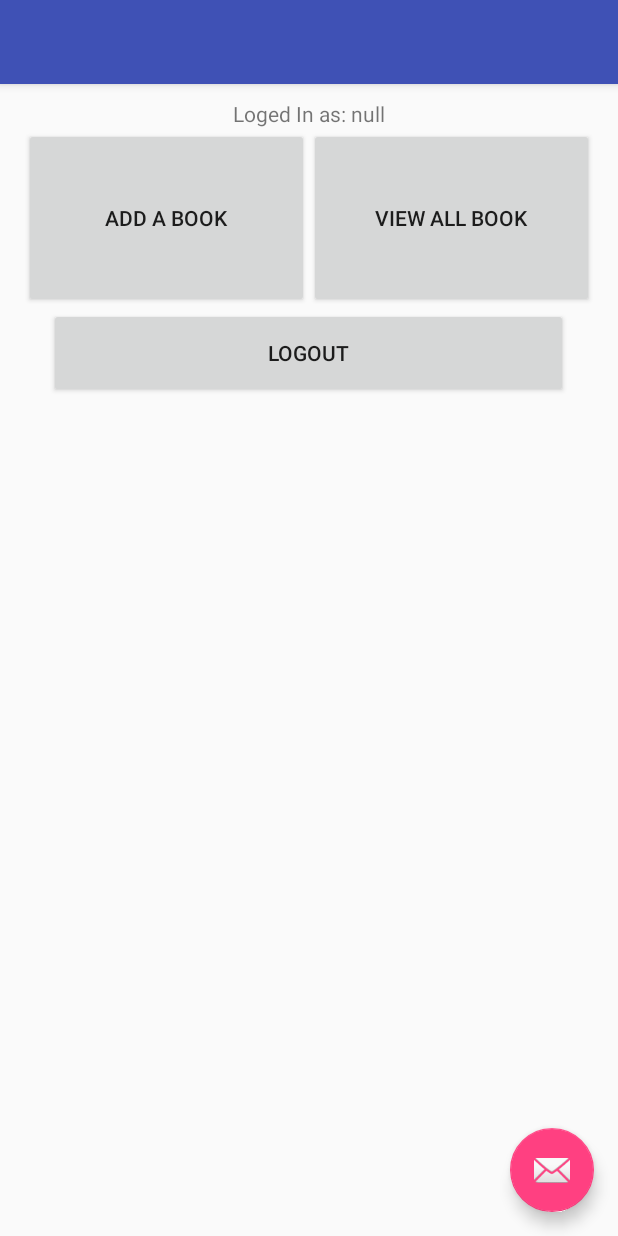
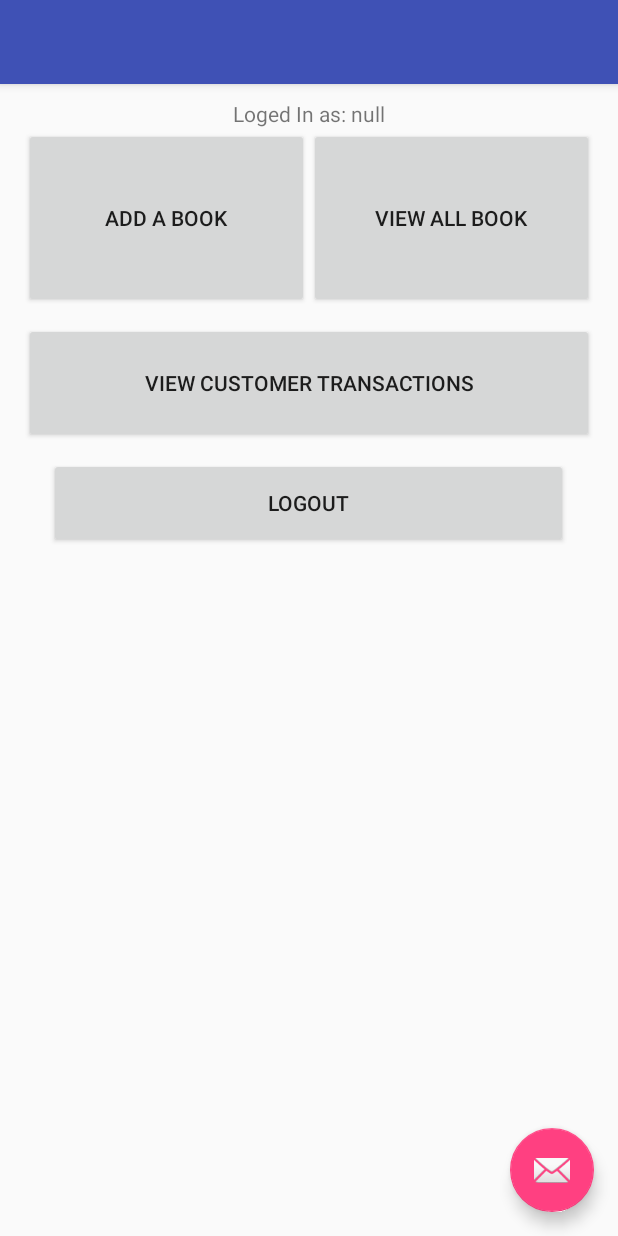
Before and after one commit to conorfinnegan/BookStore, an Android app: the AdminProfileActivity screen opened directly, with no data from a screen before it, on a phone screen of 412 x 824 dp. Run offline under Robolectric (Android 15) with nearby library versions, the phone set to English and light mode, and no system bars.

Commit message:
Edited Admin Profile

```diff
--- a/app/src/main/java/com/example/conorfinnegan/bookstore/AdminProfileActivity.java
+++ b/app/src/main/java/com/example/conorfinnegan/bookstore/AdminProfileActivity.java
@@ -10,13 +10,9 @@ import android.widget.TextView;
 public class AdminProfileActivity extends AppCompatActivity implements View.OnClickListener {
     private TextView textView;
     private Button btnLinkToAdd;
-    private Button btnLinkToDelete;
+    private Button btnLinkToViewTransactions;
     private Button btnLinkToViewAll;
-    private Button btnLinkToViewShortList;
     private Button btnLinkToLogout;
-    private Button btnLinkToSuggestedOpponents;
-    private Button btnLinkToViewRequests;
-    private Button btnLinkToViewFixtures;
 
     public static final String USER_NAME = "USER_NAME";
 
@@ -38,34 +34,18 @@ public class AdminProfileActivity extends AppCompatActivity implements View.OnCl
         btnLinkToAdd = (Button) findViewById(R.id.AddBook);
 
         btnLinkToViewAll= (Button) findViewById(R.id.ViewAllBooks);
-//
-//        btnLinkToViewAll = (Button) findViewById(R.id.ViewAll);
-//
-//        btnLinkToViewShortList= (Button) findViewById(R.id.ViewShortList);
-//
-//        btnLinkToSuggestedOpponents = (Button) findViewById(R.id.SuggestedOpponents);
-//
-//        btnLinkToViewRequests = (Button) findViewById(R.id.IncomingRequests);
-//
+
+        btnLinkToViewTransactions = (Button) findViewById(R.id.ViewTransactions);
+
         btnLinkToLogout= (Button) findViewById(R.id.Logout);
-//
-//        btnLinkToViewFixtures = (Button) findViewById(R.id.ViewFixtures);
-//
+
         btnLinkToAdd.setOnClickListener(this);
 
         btnLinkToViewAll.setOnClickListener(this);
 
-//        btnLinkToViewAll.setOnClickListener(this);
-//
-//        btnLinkToViewShortList.setOnClickListener(this);
-//
-//        btnLinkToSuggestedOpponents.setOnClickListener(this);
-//
-//        btnLinkToViewRequests.setOnClickListener(this);
-//
+        btnLinkToViewTransactions.setOnClickListener(this);
+
         btnLinkToLogout.setOnClickListener(this);
-//
-//        btnLinkToViewFixtures.setOnClickListener(this);
     }
 
     @Override
@@ -79,28 +59,11 @@ public class AdminProfileActivity extends AppCompatActivity implements View.OnCl
             Intent intent = new Intent(AdminProfileActivity.this,ViewAllBooks.class);
             startActivity(intent);
         }
-//        if(v == btnLinkToViewAll){
-//            Intent intent = new Intent(ProfileActivity.this,ViewAllActivity.class);
-//            intent.putExtra(USER_NAME, username);
-//            startActivity(intent);
-//        }
-//        if(v == btnLinkToViewShortList){
-//            Intent intent = new Intent(ProfileActivity.this,ViewShortlist.class);
-//            intent.putExtra("username", username);
-//            startActivity(intent);
-//        }
-//
-//        if(v == btnLinkToSuggestedOpponents){
-//            Intent intent = new Intent(ProfileActivity.this,SuggestedOpponents.class);
-//            intent.putExtra("username", username);
-//            startActivity(intent);
-//        }
-//
-//        if(v == btnLinkToViewRequests){
-//            Intent intent = new Intent(ProfileActivity.this,ViewRequests.class);
-//            intent.putExtra("username", username);
-//            startActivity(intent);
-//        }
+        if(v == btnLinkToViewTransactions){
+            Intent intent = new Intent(AdminProfileActivity.this,ViewTransactionsAdmin.class);
+            intent.putExtra(USER_NAME, username);
+            startActivity(intent);
+        }
 
         if(v == btnLinkToLogout){
             this.finish();
@@ -109,11 +72,5 @@ public class AdminProfileActivity extends AppCompatActivity implements View.OnCl
             intent.setFlags(Intent.FLAG_ACTIVITY_NEW_TASK);
             startActivity(intent);
         }
-
-//        if(v == btnLinkToViewFixtures){
-//            Intent intent = new Intent(ProfileActivity.this,ViewFixtures.class);
-//            intent.putExtra("username", username);
-//            startActivity(intent);
-//        }
     }
 }
--- a/app/src/main/res/layout/content_profile.xml
+++ b/app/src/main/res/layout/content_profile.xml
@@ -81,20 +81,20 @@
                 <!--android:height="120dp"/>-->
         <!--</TableRow>-->
 
-        <!--<TableRow-->
-            <!--android:id="@+id/tableRow5"-->
-            <!--android:layout_width="fill_parent"-->
-            <!--android:layout_height="100dp"-->
-            <!--android:gravity="center"-->
-            <!--android:layout_below="@+id/tableRow4">-->
+        <TableRow
+            android:id="@+id/tableRow5"
+            android:layout_width="fill_parent"
+            android:layout_height="100dp"
+            android:gravity="center"
+            android:layout_below="@+id/tableRow4">
 
-            <!--<Button-->
-                <!--android:id="@+id/ViewFixtures"-->
-                <!--android:layout_weight="1"-->
-                <!--android:text="View Fixtures"-->
-                <!--android:height="80dp"/>-->
+            <Button
+                android:id="@+id/ViewTransactions"
+                android:layout_weight="1"
+                android:text="View Customer Transactions"
+                android:height="80dp"/>
 
-        <!--</TableRow>-->
+        </TableRow>
 
 
         <TableRow
```
